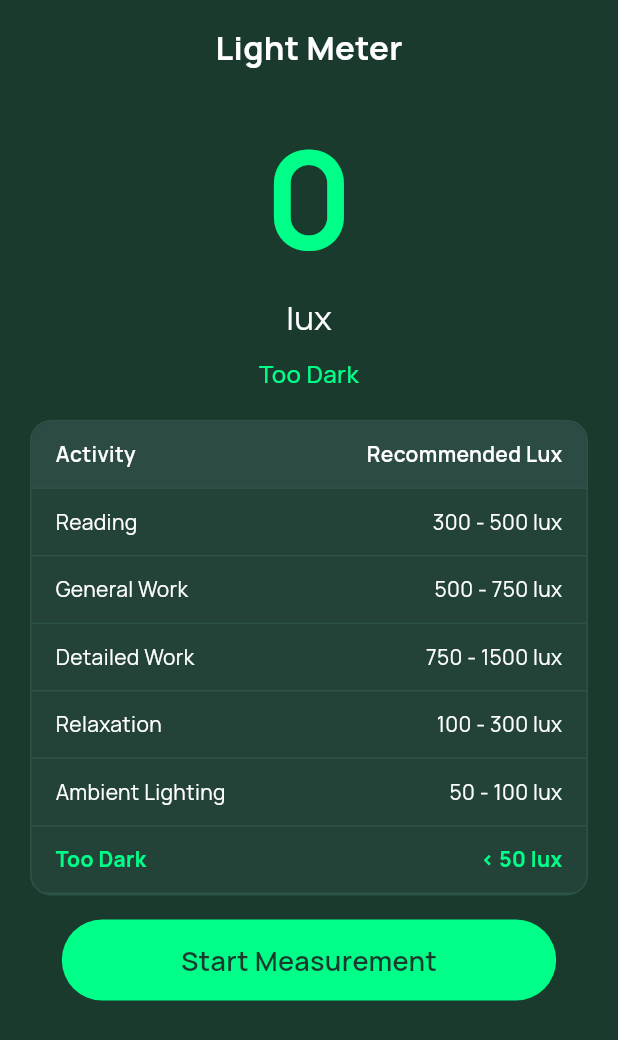
After one commit to livegreenindia/ios-livegreen, a Flutter app: the LightMeterApp screen opened directly, after a tap on "Stop Measurement", on a phone screen of 412 x 824 dp. The commit adds this screen. Shown: the top 1040 px of the screen. Run offline on Flutter 3.47's test engine with Material 3 defaults, Android fonts, the phone set to English and light mode, and no system bars; our stand-ins replace audioplayers, cached_network_image, cloud_firestore, file_picker, firebase_auth, firebase_core and 12 more; missing offline and left inert: ambient_light, flutter_web_auth_2, gpx, health, razorpay_flutter; accounts and stored records are empty; network calls fail.

Commit message:
lux meter and breathing fix

```diff
--- /dev/null
+++ b/frontend/lib/models/lux.dart
@@ -0,0 +1,295 @@
+import 'dart:async';
+import 'package:flutter/material.dart';
+import 'package:ambient_light/ambient_light.dart';
+
+class LightMeterApp extends StatefulWidget {
+  const LightMeterApp({super.key, this.onStop});
+
+  final VoidCallback? onStop;
+
+  @override
+  State<LightMeterApp> createState() => _LightMeterAppState();
+}
+
+class _LightMeterAppState extends State<LightMeterApp> {
+  double luxValue = 0;
+  bool isActive = true;
+  bool sensorAvailable = true;
+
+  AmbientLight? _ambientLight;
+  StreamSubscription<double>? _lightSubscription;
+
+  @override
+  void initState() {
+    super.initState();
+    startSensor();
+  }
+
+  void startSensor() {
+    stopSensor();
+
+    try {
+      _ambientLight = AmbientLight(frontCamera: true);
+
+      _lightSubscription = _ambientLight!.ambientLightStream.listen(
+        (double value) {
+          if (!isActive) return;
+
+          setState(() {
+            luxValue = value;
+          });
+        },
+        onError: (_) {
+          setState(() => sensorAvailable = false);
+        },
+      );
+    } catch (_) {
+      setState(() => sensorAvailable = false);
+    }
+  }
+
+  void stopSensor() {
+    _lightSubscription?.cancel();
+    _lightSubscription = null;
+  }
+
+  @override
+  void dispose() {
+    stopSensor();
+    super.dispose();
+  }
+
+  String getRecommendation(double lux) {
+    if (lux >= 300 && lux <= 500) return 'Ideal for Reading';
+    if (lux >= 500 && lux <= 750) return 'Ideal for General Work';
+    if (lux >= 750 && lux <= 1500) return 'Ideal for Detailed Work';
+    if (lux >= 100 && lux <= 300) return 'Ideal for Relaxation';
+    if (lux >= 50 && lux <= 100) return 'Ambient Lighting';
+    if (lux < 50) return 'Too Dark';
+    return 'Very Bright';
+  }
+
+  bool isInRange(double lux, String activity) {
+    switch (activity) {
+      case 'Reading':
+        return lux >= 300 && lux <= 500;
+      case 'General Work':
+        return lux >= 500 && lux <= 750;
+      case 'Detailed Work':
+        return lux >= 750 && lux <= 1500;
+      case 'Relaxation':
+        return lux >= 100 && lux <= 300;
+      case 'Ambient Lighting':
+        return lux >= 50 && lux <= 100;
+      case 'Too Dark':
+        return lux < 50;
+      default:
+        return false;
+    }
+  }
+
+  final lightingData = const [
+    {'activity': 'Reading', 'range': '300 - 500 lux'},
+    {'activity': 'General Work', 'range': '500 - 750 lux'},
+    {'activity': 'Detailed Work', 'range': '750 - 1500 lux'},
+    {'activity': 'Relaxation', 'range': '100 - 300 lux'},
+    {'activity': 'Ambient Lighting', 'range': '50 - 100 lux'},
+    {'activity': 'Too Dark', 'range': '< 50 lux'},
+  ];
+
+  @override
+  Widget build(BuildContext context) {
+    return Scaffold(
+      backgroundColor: const Color(0xFF1A3A2E),
+      body: SafeArea(
+        child: Column(
+          children: [
+            const SizedBox(height: 16),
+            const Text(
+              'Light Meter',
+              style: TextStyle(
+                color: Colors.white,
+                fontSize: 22,
+                fontWeight: FontWeight.bold,
+              ),
+            ),
+            const SizedBox(height: 20),
+
+            if (!sensorAvailable)
+              const Text(
+                "Unable to access ambient light",
+                style: TextStyle(color: Colors.red),
+              ),
+
+            if (sensorAvailable)
+              Column(
+                children: [
+                  Text(
+                    luxValue.toStringAsFixed(0),
+                    style: const TextStyle(
+                      color: Color(0xFF00FF88),
+                      fontSize: 90,
+                      fontWeight: FontWeight.bold,
+                    ),
+                  ),
+                  const Text(
+                    'lux',
+                    style: TextStyle(color: Colors.white, fontSize: 22),
+                  ),
+                  const SizedBox(height: 10),
+                  Text(
+                    getRecommendation(luxValue),
+                    style: const TextStyle(
+                      color: Color(0xFF00FF88),
+                      fontSize: 16,
+                      fontWeight: FontWeight.w500,
+                    ),
+                    textAlign: TextAlign.center,
+                  ),
+                ],
+              ),
+
+            const SizedBox(height: 20),
+
+            // Let table size to its content to avoid excessive empty space
+            Padding(
+              padding: const EdgeInsets.symmetric(horizontal: 20),
+              child: buildRecommendationTable(),
+            ),
+            const SizedBox(height: 16),
+
+            GestureDetector(
+              onTap: () {
+                setState(() {
+                  isActive = !isActive;
+                  if (isActive) {
+                    startSensor();
+                  } else {
+                    stopSensor();
+                    widget.onStop?.call();
+                  }
+                });
+              },
+              child: Container(
+                // Responsive width: up to 420px on wide screens, else 90% width
+                width: (MediaQuery.of(context).size.width > 600)
+                    ? 360
+                    : MediaQuery.of(context).size.width * 0.8,
+                padding: const EdgeInsets.symmetric(vertical: 14),
+                constraints: const BoxConstraints(minHeight: 48),
+                decoration: BoxDecoration(
+                  color: const Color(0xFF00FF88),
+                  borderRadius: BorderRadius.circular(50),
+                ),
+                child: Center(
+                  child: Text(
+                    isActive ? 'Stop Measurement' : 'Start Measurement',
+                    style: const TextStyle(
+                      color: Color(0xFF1A3A2E),
+                      fontWeight: FontWeight.w600,
+                      fontSize: 18,
+                    ),
+                  ),
+                ),
+              ),
+            ),
+            const SizedBox(height: 16),
+          ],
+        ),
+      ),
+    );
+  }
+
+  Widget buildRecommendationTable() {
+    return Container(
+      decoration: BoxDecoration(
+        color: const Color(0xFF234338),
+        borderRadius: BorderRadius.circular(14),
+        border: Border.all(color: const Color(0xFF2D5347)),
+      ),
+      clipBehavior: Clip.antiAlias,
+      child: Column(
+        children: [
+          Container(
+            padding: const EdgeInsets.symmetric(vertical: 12, horizontal: 16),
+            decoration: BoxDecoration(
+              color: const Color(0xFF2B4B44),
+              borderRadius: const BorderRadius.only(
+                topLeft: Radius.circular(14),
+                topRight: Radius.circular(14),
+              ),
+              border: const Border(
+                bottom: BorderSide(color: Color(0xFF2D5347), width: 1),
+              ),
+            ),
+            child: const Row(
+              children: [
+                Expanded(
+                  child: Text(
+                    'Activity',
+                    style: TextStyle(
+                      color: Colors.white,
+                      fontWeight: FontWeight.w600,
+                    ),
+                  ),
+                ),
+                Expanded(
+                  child: Text(
+                    'Recommended Lux',
+                    textAlign: TextAlign.right,
+                    style: TextStyle(
+                      color: Colors.white,
+                      fontWeight: FontWeight.w600,
+                    ),
+                  ),
+                ),
+              ],
+            ),
+          ),
+          ...lightingData.map((row) {
+            final highlight = isInRange(luxValue, row['activity']!);
+            return Container(
+              padding: const EdgeInsets.symmetric(vertical: 12, horizontal: 16),
+              decoration: const BoxDecoration(
+                border: Border(
+                  bottom: BorderSide(color: Color(0xFF2D5347), width: 1),
+                ),
+              ),
+              child: Row(
+                children: [
+                  Expanded(
+                    child: Text(
+                      row['activity']!,
+                      style: TextStyle(
+                        color: highlight
+                            ? const Color(0xFF00FF88)
+                            : Colors.white,
+                        fontWeight: highlight
+                            ? FontWeight.w700
+                            : FontWeight.normal,
+                      ),
+                    ),
+                  ),
+                  Expanded(
+                    child: Text(
+                      row['range']!,
+                      textAlign: TextAlign.right,
+                      style: TextStyle(
+                        color: highlight
+                            ? const Color(0xFF00FF88)
+                            : Colors.white,
+                        fontWeight: highlight
+                            ? FontWeight.w700
+                            : FontWeight.normal,
+                      ),
+                    ),
+                  ),
+                ],
+              ),
+            );
+          }),
+        ],
+      ),
+    );
+  }
+}
--- a/frontend/lib/screens/pages/activity.dart
+++ b/frontend/lib/screens/pages/activity.dart
@@ -14,6 +14,7 @@ import '../../config/api.dart' as cfg;
 import '../../theme/app_theme.dart';
 import 'progress_refresh_notifier.dart';
 import 'package:provider/provider.dart';
+import '../../models/lux.dart';
 
 class ActivityPage extends StatefulWidget {
   const ActivityPage({super.key});
@@ -514,6 +515,12 @@ class _ActivityPageState extends State<ActivityPage> {
       return;
     }
 
+    // If activity relates to light measurement, open the Lux Meter sheet
+    if (_isLuxActivity(activity)) {
+      _showLuxMeterSheet(context);
+      return;
+    }
+
     showModalBottomSheet(
       context: context,
       isScrollControlled: true,
@@ -905,7 +912,11 @@ class _ActivityPageState extends State<ActivityPage> {
                         ),
                       ],
                     ),
-                    child: const Icon(Icons.local_activity, color: Colors.white, size: 28),
+                    child: const Icon(
+                      Icons.local_activity,
+                      color: Colors.white,
+                      size: 28,
+                    ),
                   ),
                   const SizedBox(width: 16),
                   Expanded(
@@ -934,7 +945,9 @@ class _ActivityPageState extends State<ActivityPage> {
                   IconButton(
                     icon: Icon(
                       Icons.refresh,
-                      color: _activitiesLoading ? Colors.grey : (isDark ? Colors.white70 : Colors.black54),
+                      color: _activitiesLoading
+                          ? Colors.grey
+                          : (isDark ? Colors.white70 : Colors.black54),
                       size: 22,
                     ),
                     tooltip: 'Refresh Activities',
@@ -1744,7 +1757,11 @@ class _ActivityPageState extends State<ActivityPage> {
                     children: [
                       Row(
                         children: [
-                          Icon(Icons.trending_up, size: 14, color: progressColor),
+                          Icon(
+                            Icons.trending_up,
+                            size: 14,
+                            color: progressColor,
+                          ),
                           const SizedBox(width: 4),
                           Text(
                             "TODAY'S PROGRESS",
@@ -1893,6 +1910,66 @@ class _ActivityPageState extends State<ActivityPage> {
         title.contains('meditation');
   }
 
+  /// Detect if the activity pertains to light intensity / lux measurement
+  bool _isLuxActivity(Map<String, dynamic> activity) {
+    final title = (activity['title'] ?? '').toString().toLowerCase();
+    final description = (activity['description'] ?? '')
+        .toString()
+        .toLowerCase();
+    const keywords = [
+      'lux',
+      'light intensity',
+      'light meter',
+      'illuminance',
+      'lighting',
+    ];
+    return keywords.any((k) => title.contains(k) || description.contains(k));
+  }
+
+  /// Show Lux Meter in a modal bottom sheet and dismiss when measurement stops
+  void _showLuxMeterSheet(BuildContext context) {
+    showModalBottomSheet(
+      context: context,
+      isScrollControlled: true,
+      backgroundColor: Colors.transparent,
+      builder: (ctx) {
+        final isDark = Theme.of(ctx).brightness == Brightness.dark;
+        return Container(
+          height: MediaQuery.of(ctx).size.height * 0.85,
+          decoration: BoxDecoration(
+            color: isDark ? Colors.grey[900] : Colors.white,
+            borderRadius: const BorderRadius.vertical(top: Radius.circular(20)),
+          ),
+          child: Column(
+            children: [
+              // Handle bar
+              Container(
+                margin: const EdgeInsets.only(top: 12, bottom: 8),
+                width: 40,
+                height: 4,
+                decoration: BoxDecoration(
+                  color: Colors.grey[400],
+                  borderRadius: BorderRadius.circular(2),
+                ),
+              ),
+              Expanded(
+                child: Padding(
+                  padding: const EdgeInsets.symmetric(horizontal: 8.0),
+                  child: LightMeterApp(
+                    onStop: () {
+                      // Close the sheet when user stops measurement
+                      Navigator.of(ctx).pop();
+                    },
+                  ),
+                ),
+              ),
+            ],
+          ),
+        );
+      },
+    );
+  }
+
   /// Show completion dialog with share option
   void _showCompletionDialog(Map<String, dynamic> activity) {
     final activityTitle = activity['title'] ?? 'Activity';
@@ -1953,9 +2030,7 @@ class _ActivityPageState extends State<ActivityPage> {
               onPressed: () => Navigator.of(dialogContext).pop(),
               child: Text(
                 'Close',
-                style: GoogleFonts.manrope(
-                  color: Colors.grey[600],
-                ),
+                style: GoogleFonts.manrope(color: Colors.grey[600]),
               ),
             ),
             ElevatedButton.icon(
@@ -1974,7 +2049,10 @@ class _ActivityPageState extends State<ActivityPage> {
                 shape: RoundedRectangleBorder(
                   borderRadius: BorderRadius.circular(20),
                 ),
-                padding: const EdgeInsets.symmetric(horizontal: 24, vertical: 12),
+                padding: const EdgeInsets.symmetric(
+                  horizontal: 24,
+                  vertical: 12,
+                ),
               ),
             ),
           ],
@@ -1985,7 +2063,8 @@ class _ActivityPageState extends State<ActivityPage> {
 
   /// Share activity completion to social media
   void _shareActivityCompletion(String activityTitle, String category) {
-    final String shareText = '''� I just completed "$activityTitle" on LiveGreen!
+    final String shareText =
+        '''� I just completed "$activityTitle" on LiveGreen!
 
 Taking small steps towards a healthier, happier lifestyle. 💚✨
 
@@ -1993,10 +2072,7 @@ Join me on LiveGreen and start your wellness journey today!
 
 #LiveGreen #Wellness #HealthyLiving #PersonalGrowth''';
 
-    Share.share(
-      shareText,
-      subject: 'I completed an activity on LiveGreen!',
-    );
+    Share.share(shareText, subject: 'I completed an activity on LiveGreen!');
   }
 
   // ============== MBSR BREATHING EXERCISE METHODS ==============
@@ -2597,7 +2673,7 @@ Join me on LiveGreen and start your wellness journey today!
     // Play start sound
     try {
       await _breathingAudioPlayer.play(
-        UrlSource('https://www.soundjay.com/misc/sounds/bell-ringing-05.mp3'),
+        AssetSource('sounds/bell-ringing-05.mp3'),
       );
     } catch (e) {
       // Audio not available, continue silently
@@ -2662,23 +2738,11 @@ Join me on LiveGreen and start your wellness journey today!
       // Play phase-specific audio cues
       try {
         if (currentPhase == 'Breathe In') {
-          _phaseAudioPlayer.play(
-            UrlSource(
-              'https://www.soundjay.com/misc/sounds/bell-ringing-01.mp3',
-            ),
-          );
+          _phaseAudioPlayer.play(AssetSource('sounds/inhale.mp3'));
         } else if (currentPhase == 'Breathe Out') {
-          _phaseAudioPlayer.play(
-            UrlSource(
-              'https://www.soundjay.com/misc/sounds/bell-ringing-02.mp3',
-            ),
-          );
+          _phaseAudioPlayer.play(AssetSource('sounds/exhale.mp3'));
         } else if (currentPhase == 'Hold') {
-          _phaseAudioPlayer.play(
-            UrlSource(
-              'https://www.soundjay.com/misc/sounds/bell-ringing-03.mp3',
-            ),
-          );
+          _phaseAudioPlayer.play(AssetSource('sounds/hold.mp3'));
         }
       } catch (e) {
         // Audio not available, continue silently
@@ -2802,7 +2866,7 @@ Join me on LiveGreen and start your wellness journey today!
           children: [
             const Icon(Icons.check_circle, color: Colors.white),
             const SizedBox(width: 12),
-            const Text('Mindfulness session completed! 🧘'),
+            const Text('Breathing session completed! 🧘'),
           ],
         ),
         backgroundColor: primaryColor,
--- a/frontend/pubspec.yaml
+++ b/frontend/pubspec.yaml
@@ -56,6 +56,7 @@ dependencies:
 
   # Health Connect integration (replaces Fitbit/Samsung)
   health: ^11.1.0
+  sensors_plus: ^6.0.0
 
   # Trek Explorer dependencies
   google_maps_flutter: ^2.5.3
@@ -77,6 +78,7 @@ dependencies:
 
   # Share functionality for activity completion
   share_plus: ^10.1.4
+  ambient_light: ^0.1.4
 
 dev_dependencies:
   flutter_test:
```
Also changed, not shown: frontend/pubspec.lock, 11 other files.
